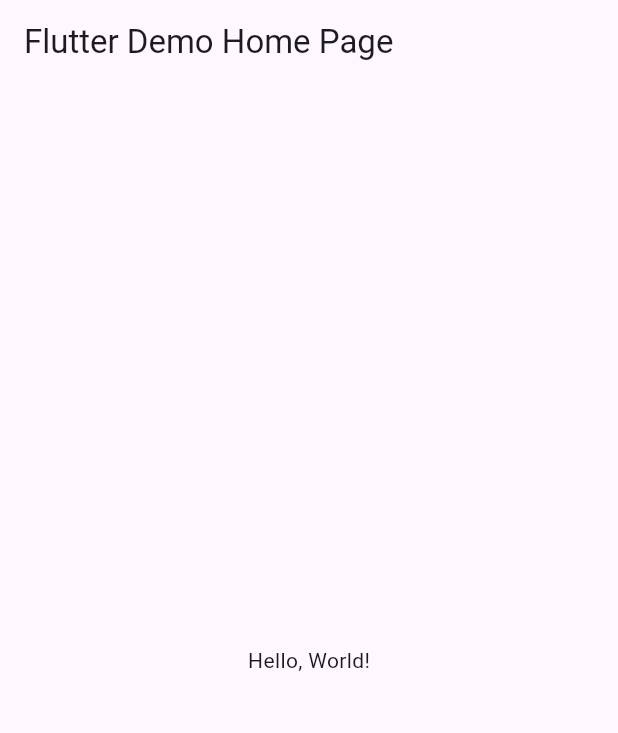
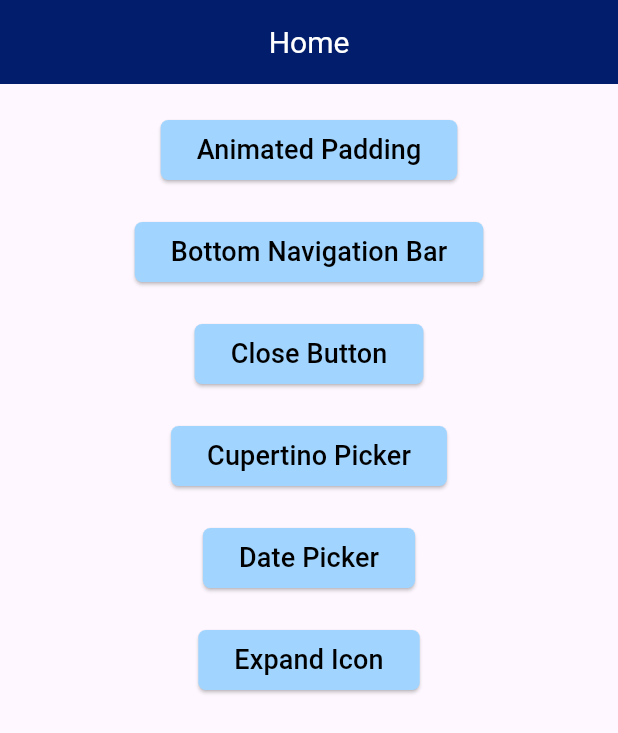
Before and after one commit to AndresRivera111/Act7_6J, a Flutter app: the screen it shows after launch, on a phone screen of 412 x 824 dp. Shown: the top 733 px of the screen. Run offline on Flutter 3.47's test engine with Material 3 defaults, Android fonts, the phone set to English and light mode, and no system bars.

Commit message:
Act 7 RIIVERA

```diff
--- /dev/null
+++ b/lib/animated_padding.dart
@@ -0,0 +1,50 @@
+import 'package:flutter/material.dart';
+
+//!AnimatedPadding
+
+class Animated_Padding extends StatefulWidget {
+  const Animated_Padding({Key? key}) : super(key: key);
+
+  @override
+  State<Animated_Padding> createState() => _Animated_PaddingState();
+}
+
+class _Animated_PaddingState extends State<Animated_Padding> {
+  double padValue = 0.0;
+
+  @override
+  Widget build(BuildContext context) {
+    return Scaffold(
+      appBar: AppBar(
+        title: Text('Animated_Padding'),
+      ),
+      body: Column(
+        mainAxisAlignment: MainAxisAlignment.center,
+        children: <Widget>[
+          ElevatedButton(
+            style: ElevatedButton.styleFrom(
+              backgroundColor: Colors.orangeAccent,
+            ),
+            child: const Text('Change padding'),
+            onPressed: () {
+              setState(() {
+                padValue = padValue == 0.0 ? 100.0 : 0.0;
+              });
+            },
+          ),
+          Text('Padding = $padValue'),
+          AnimatedPadding(
+            padding: EdgeInsets.all(padValue),
+            duration: const Duration(seconds: 2),
+            curve: Curves.easeInOut,
+            child: Container(
+              width: MediaQuery.of(context).size.width,
+              height: MediaQuery.of(context).size.height / 4,
+              color: Colors.orangeAccent,
+            ),
+          ),
+        ],
+      ),
+    );
+  }
+}
--- /dev/null
+++ b/lib/bottom_navigation_bar.dart
@@ -0,0 +1,53 @@
+import 'package:flutter/material.dart';
+
+//! BottomNavigationBar
+
+class Bottom_Navigation_Bar extends StatefulWidget {
+  const Bottom_Navigation_Bar({Key? key}) : super(key: key);
+
+  @override
+  State<Bottom_Navigation_Bar> createState() => _Bottom_Navigation_BarState();
+}
+
+class _Bottom_Navigation_BarState extends State<Bottom_Navigation_Bar> {
+  int _currentIndex = 0;
+  List<Widget> body = const [
+    Icon(Icons.home),
+    Icon(Icons.menu),
+    Icon(Icons.person),
+  ];
+
+  @override
+  Widget build(BuildContext context) {
+    return Scaffold(
+      appBar: AppBar(
+        title: Text('Bottom Navigation Bar'),
+      ),
+      body: Center(
+        child: body[_currentIndex],
+      ),
+      bottomNavigationBar: BottomNavigationBar(
+        currentIndex: _currentIndex,
+        onTap: (int newIndex) {
+          setState(() {
+            _currentIndex = newIndex;
+          });
+        },
+        items: const [
+          BottomNavigationBarItem(
+            label: 'Home',
+            icon: Icon(Icons.home),
+          ),
+          BottomNavigationBarItem(
+            label: 'Menu',
+            icon: Icon(Icons.menu),
+          ),
+          BottomNavigationBarItem(
+            label: 'Profile',
+            icon: Icon(Icons.person),
+          )
+        ],
+      ),
+    );
+  }
+}
--- /dev/null
+++ b/lib/close_button.dart
@@ -0,0 +1,23 @@
+//! CloseButton
+import 'package:flutter/material.dart';
+
+class Close_Button extends StatelessWidget {
+  const Close_Button({Key? key}) : super(key: key);
+
+  @override
+  Widget build(BuildContext context) {
+    return Scaffold(
+      appBar: AppBar(
+        title: Text('Close Buttonn'),
+      ),
+      body: Center(
+        child: CloseButton(
+          color: Colors.red,
+          onPressed: () {
+            debugPrint("Do something");
+          },
+        ),
+      ),
+    );
+  }
+}
--- /dev/null
+++ b/lib/homeScreen.dart
@@ -0,0 +1,118 @@
+import 'package:flutter/material.dart';
+
+class HomeScreen extends StatefulWidget {
+  const HomeScreen({Key? key}) : super(key: key);
+
+  @override
+  State<HomeScreen> createState() => _HomeScreenState();
+}
+
+class _HomeScreenState extends State<HomeScreen> {
+  @override
+  Widget build(BuildContext context) {
+    return Scaffold(
+      appBar: AppBar(
+        backgroundColor: Color(0xff011d6b),
+        title: Text('Home'),
+        titleTextStyle: TextStyle(
+          color: Colors.white,
+          fontSize: 20,
+        ),
+        centerTitle: true,
+      ),
+      body: Center(
+        child: Column(
+          children: [
+            SizedBox(
+              height: 20,
+            ),
+            ElevatedButton(
+              onPressed: () {
+                Navigator.pushNamed(context, "/Animated_Padding");
+              },
+              style: ElevatedButton.styleFrom(
+                  backgroundColor: Color((0xffa1d5ff)),
+                  shape: RoundedRectangleBorder(
+                      borderRadius: BorderRadius.circular(5))),
+              child: const Text("Animated Padding",
+                  style: TextStyle(color: Colors.black, fontSize: 18)),
+            ),
+            SizedBox(
+              height: 20,
+            ),
+            ElevatedButton(
+              onPressed: () {
+                Navigator.pushNamed(context, "/Bottom_Navigation_Bar");
+              },
+              style: ElevatedButton.styleFrom(
+                  backgroundColor: Color((0xffa1d5ff)),
+                  shape: RoundedRectangleBorder(
+                      borderRadius: BorderRadius.circular(5))),
+              child: const Text("Bottom Navigation Bar",
+                  style: TextStyle(color: Colors.black, fontSize: 18)),
+            ),
+            SizedBox(
+              height: 20,
+            ),
+            ElevatedButton(
+              onPressed: () {
+                Navigator.pushNamed(context, "/Close_Button");
+              },
+              style: ElevatedButton.styleFrom(
+                  backgroundColor: Color((0xffa1d5ff)),
+                  shape: RoundedRectangleBorder(
+                      borderRadius: BorderRadius.circular(5))),
+              child: const Text("Close Button",
+                  style: TextStyle(color: Colors.black, fontSize: 18)),
+            ),
+            SizedBox(
+              height: 20,
+            ),
+            ElevatedButton(
+              onPressed: () {
+                Navigator.pushNamed(context, "/Cupertino_Picker");
+              },
+              style: ElevatedButton.styleFrom(
+                  backgroundColor: Color((0xffa1d5ff)),
+                  shape: RoundedRectangleBorder(
+                      borderRadius: BorderRadius.circular(5))),
+              child: const Text("Cupertino Picker",
+                  style: TextStyle(color: Colors.black, fontSize: 18)),
+            ),
+            SizedBox(
+              height: 20,
+            ),
+            ElevatedButton(
+              onPressed: () {
+                Navigator.pushNamed(context, "/Date_Picker");
+              },
+              style: ElevatedButton.styleFrom(
+                  backgroundColor: Color((0xffa1d5ff)),
+                  shape: RoundedRectangleBorder(
+                      borderRadius: BorderRadius.circular(5))),
+              child: const Text("Date Picker",
+                  style: TextStyle(color: Colors.black, fontSize: 18)),
+            ),
+            SizedBox(
+              height: 20,
+            ),
+            ElevatedButton(
+              onPressed: () {
+                Navigator.pushNamed(context, "/Expand_Icon");
+              },
+              style: ElevatedButton.styleFrom(
+                  backgroundColor: Color((0xffa1d5ff)),
+                  shape: RoundedRectangleBorder(
+                      borderRadius: BorderRadius.circular(5))),
+              child: const Text("Expand Icon",
+                  style: TextStyle(color: Colors.black, fontSize: 18)),
+            ),
+            SizedBox(
+              height: 20,
+            ),
+          ],
+        ),
+      ),
+    );
+  }
+}
--- a/lib/main.dart
+++ b/lib/main.dart
@@ -1,43 +1,33 @@
-import 'package:flutter/material.dart';
+import "package:flutter/material.dart";
+import "package:rivera_act7/homeScreen.dart";
+import "package:rivera_act7/animated_padding.dart";
+import "package:rivera_act7/bottom_navigation_bar.dart";
+import "package:rivera_act7/close_button.dart";
+import "package:rivera_act7/cupertino_picker.dart";
+import "package:rivera_act7/date_picker.dart";
+import "package:rivera_act7/expand_icon.dart";
 
-void main() => runApp(MyApp());
+void main() => runApp(MirutasApp());
 
-class MyApp extends StatelessWidget {
-  const MyApp({super.key});
-  // This widget is the root of your application.
+class MirutasApp extends StatelessWidget {
+  const MirutasApp({Key? key}) : super(key: key);
+
   @override
   Widget build(BuildContext context) {
     return MaterialApp(
-      // Application name
-      title: 'Flutter Hello World',
-      // Application theme data, you can set the colors for the application as
-      // you want
-      theme: ThemeData(
-        // useMaterial3: false,
-        primarySwatch: Colors.blue,
-      ),
-      // A widget which will be started on application startup
-      home: MyHomePage(title: 'Flutter Demo Home Page'),
+      //showSemanticsDebugger: true,
+      debugShowCheckedModeBanner: false,
+      title: "Entre paginas routes",
+      initialRoute: "/",
+      routes: {
+        "/": (context) => const HomeScreen(),
+        "/Animated_Padding": (context) => const Animated_Padding(),
+        "/Bottom_Navigation_Bar": (context) => const Bottom_Navigation_Bar(),
+        "/Close_Button": (context) => const Close_Button(),
+        "/Cupertino_Picker": (context) => const Cupertino_Picker(),
+        "/Date_Picker": (context) => const Date_Picker(),
+        "/Expand_Icon": (context) => const Expand_Icon(),
+      },
     );
   }
 }
-
-class MyHomePage extends StatelessWidget {
-  final String title;
-  const MyHomePage({super.key, required this.title});
-
-  @override
-  Widget build(BuildContext context) {
-    return Scaffold(
-      appBar: AppBar(
-        // The title text which will be shown on the action bar
-        title: Text(title),
-      ),
-      body: Center(
-        child: Text(
-          'Hello, World!',
-        ),
-      ),
-    );
-  }
-}
```
Also changed, not shown: lib/cupertino_picker.dart (added, +54 -0 lines), lib/date_picker.dart (added, +49 -0 lines), lib/expand_icon.dart (added, +57 -0 lines).
